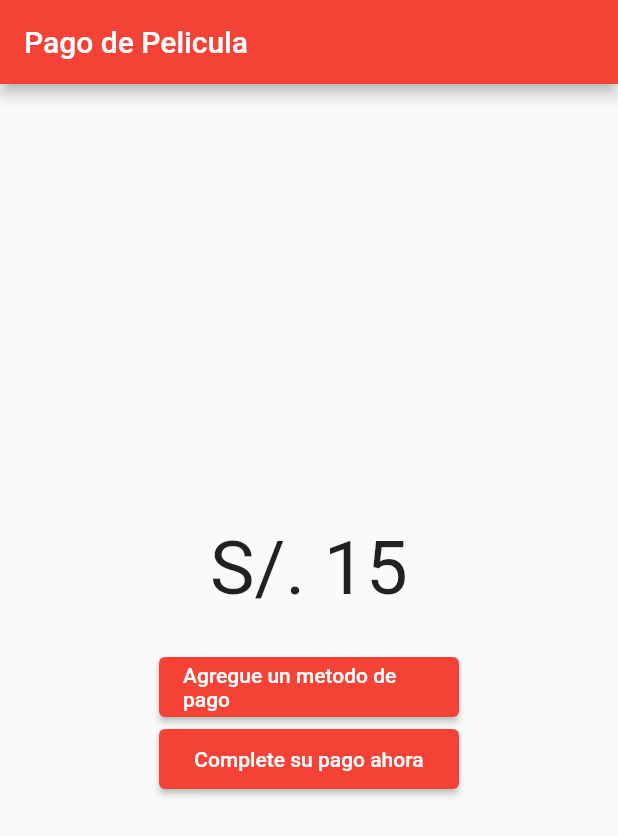
After one commit to RSIHUESY/app-cine, a Flutter app: the PaymentScreen screen opened directly, after a tap on "Agregue un metodo de pago", on a phone screen of 412 x 824 dp. The commit adds this screen. Shown: the top 836 px of the screen. Run offline on Flutter 3.47's test engine with Material 2 defaults, Android fonts, the phone set to English and light mode, and no system bars; missing offline and left inert: stripe_payment.

Commit message:
Pagina de pago incompleta

```diff
--- a/lib/main.dart
+++ b/lib/main.dart
@@ -1,5 +1,5 @@
 // ignore_for_file: prefer_const_constructors
-
+import 'package:app_cine/paginas/bodyHome.dart';
 import 'package:app_cine/paginas/home.dart';
 import 'package:flutter/material.dart';
 import 'package:app_cine/paginas/signIn.dart';
--- /dev/null
+++ b/lib/paginas/main dart(tarjeta).dart
@@ -0,0 +1,21 @@
+import 'package:app_cine/main.dart';
+import 'package:flutter/material.dart';
+import 'package:app_cine/paginas/payment_screen.dart';
+
+void main() {
+  WidgetsFlutterBinding.ensureInitialized();
+  runApp(MyApp());
+}
+
+class MyApp extends StatelessWidget {
+  @override
+  Widget build(BuildContext context) {
+    return MaterialApp(
+      title: 'Apartado de Pago',
+      theme: ThemeData(
+        primarySwatch: Colors.red,
+      ),
+      home: PaymentScreen(),
+    );
+  }
+}
--- /dev/null
+++ b/lib/paginas/payment_screen.dart
@@ -0,0 +1,63 @@
+import 'package:app_cine/paginas/payment_service.dart';
+import 'package:flutter/material.dart';
+import 'package:stripe_payment/stripe_payment.dart';
+
+class PaymentScreen extends StatefulWidget {
+  const PaymentScreen({ Key? key }) : super(key: key);
+
+  @override
+  State<PaymentScreen> createState() => _PaymentScreenState();
+}
+
+class _PaymentScreenState extends State<PaymentScreen> {
+  PaymentMethod? paymentMethod;
+
+  @override
+  void initState(){
+    super.initState();
+    PaymentService.init();
+  }
+
+  @override
+  Widget build(BuildContext context) {
+    return Scaffold(
+      appBar: AppBar(
+        title: Text('Pago de Pelicula'),
+      ),
+      body: Column(
+        mainAxisAlignment: MainAxisAlignment.center,
+        children: [
+          Text(
+            'S/. 15',
+            style: TextStyle(fontSize: 50),
+          ),
+          SizedBox(height: 25),
+          Center(
+            child: ElevatedButton(
+              child: Text('Agregue un metodo de pago'),
+              style: ElevatedButton.styleFrom(
+                fixedSize: Size(200, 40),
+              ),
+              onPressed: () async {
+                paymentMethod = await PaymentService().createPaymentMethod();
+                print(paymentMethod!.id);
+              },
+            ),
+          ),
+          Center(
+            child: ElevatedButton(
+              child: Text('Complete su pago ahora'),
+              style: ElevatedButton.styleFrom(
+                fixedSize: Size(200, 40),
+              ),
+              onPressed: () {
+                //payymentMethod = await PaymentService().createPaymentMethod();
+                //print(paymentMethod!.id);
+              },
+            ),
+          ),
+        ],
+      ),
+    );
+  }
+}
--- /dev/null
+++ b/lib/paginas/payment_service.dart
@@ -0,0 +1,53 @@
+import 'dart:convert';
+
+import 'package:stripe_payment/stripe_payment.dart';
+import 'package:http/http.dart' as http;
+
+class PaymentService {
+  final int amount;
+  final String url;
+
+  PaymentService({
+    this.amount = 10,
+    this.url = '',
+  });
+
+  static init() {
+    StripePayment.setOptions(
+      StripeOptions(
+          publishableKey:
+              'pk_test_51KzvWWATnygY0HorwvFYlyPFh3tcwAERDPM9ogOD2RCqWMIThgWGbe2tEtKlh9zRfSk7oaRxmX0ZK3zRQpXecx3800mgsCzYkb',
+          androidPayMode: 'test',
+          merchantId: 'test'),
+    );
+  }
+
+  Future<PaymentMethod?> createPaymentMethod() async {
+    print('The transaction amount to be charged is: $amount');
+
+    PaymentMethod paymentMethod =
+        await StripePayment.paymentRequestWithCardForm(
+      CardFormPaymentRequest(),
+    );
+
+    return paymentMethod;
+  }
+
+  Future<void> processPayment(PaymentMethod paymentMethod) async {
+    final http.Response response = await http.post(
+      Uri.parse('$url?amount=$amount&currency=USD&paym=${paymentMethod.id}'),
+    );
+
+    if (response. body !='error'){
+      final paymentIntent = jsonDecode(response.body);
+      final status = paymentIntent['paymentIntent']['status'];
+
+      if (status == 'succeeded') {
+        print('El pago se realizo correctamente. ${paymentIntent['paymentintent']['amount'].toString()} successfully charged!');
+
+      }
+    } else {
+      print('La transaccion ha fallado.');
+    }
+  }
+}
--- a/pubspec.yaml
+++ b/pubspec.yaml
@@ -33,9 +33,10 @@ dependencies:
   # The following adds the Cupertino Icons font to your application.
   # Use with the CupertinoIcons class for iOS style icons.
   cupertino_icons: ^1.0.2
-  flutter_stripe: ^3.0.0
+  stripe_payment: ^1.1.4
   get: ^4.6.3
   http: ^0.13.4
+  flutter_stripe: ^3.0.0
 
 dev_dependencies:
   flutter_test:
```
Also changed, not shown: pubspec.lock.
